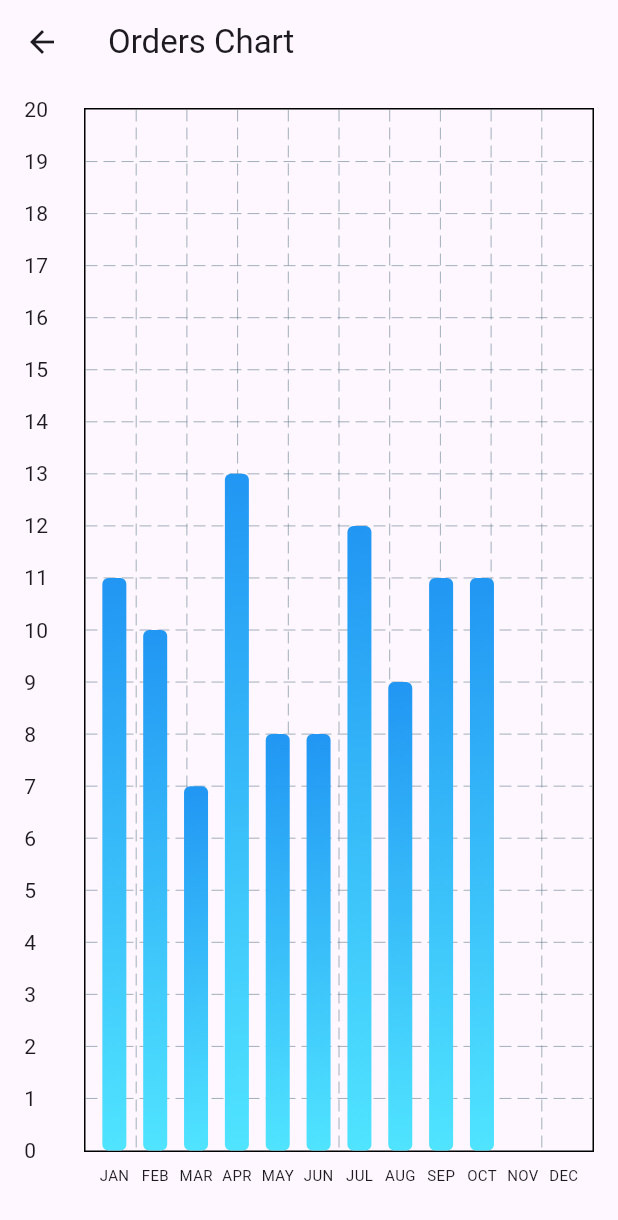
After one commit to mahm-cyber/orders_task, a Flutter app: the screen it shows after launch, after a tap on "Show Chart", on a phone screen of 412 x 824 dp. The commit adds this screen. Shown: the top 1220 px of the screen. Run offline on Flutter 3.47's test engine with Material 3 defaults, Android fonts, the phone set to English and light mode, and no system bars; drawn by our look-alikes of fl_chart; our stand-ins replace bloc, equatable, flutter_bloc; missing offline and left inert: iconify_flutter.

Commit message:
=add chart

```diff
--- /dev/null
+++ b/lib/core/extensions/orders_ex.dart
@@ -0,0 +1,20 @@
+import '../../feature/models/order_model.dart';
+
+extension OrdersEx on List<OrderModel> {
+  Map<String, int> toMonthOrders() {
+    return {
+      'JAN': where((element) => element.registered?.month == 1).length,
+      'FEB': where((element) => element.registered?.month == 2).length,
+      'MAR': where((element) => element.registered?.month == 3).length,
+      'APR': where((element) => element.registered?.month == 4).length,
+      'MAY': where((element) => element.registered?.month == 5).length,
+      'JUN': where((element) => element.registered?.month == 6).length,
+      'JUL': where((element) => element.registered?.month == 7).length,
+      'AUG': where((element) => element.registered?.month == 8).length,
+      'SEP': where((element) => element.registered?.month == 9).length,
+      'OCT': where((element) => element.registered?.month == 10).length,
+      'NOV': where((element) => element.registered?.month == 11).length,
+      'DEC': where((element) => element.registered?.month == 12).length,
+    };
+  }
+}
--- /dev/null
+++ b/lib/core/theme/app_colors.dart
@@ -0,0 +1,27 @@
+import 'package:flutter/material.dart' show Color, Colors;
+
+class AppColors {
+  AppColors._();
+
+  static const Color primary = contentColorCyan;
+  static const Color menuBackground = Color(0xFF090912);
+  static const Color itemsBackground = Color(0xFF1B2339);
+  static const Color pageBackground = Color(0xFF282E45);
+  static const Color mainTextColor1 = Colors.white;
+  static const Color mainTextColor2 = Colors.white70;
+  static const Color mainTextColor3 = Colors.white38;
+  static const Color mainGridLineColor = Colors.white10;
+  static const Color borderColor = Colors.white54;
+  static const Color gridLinesColor = Color(0x11FFFFFF);
+
+  static const Color contentColorBlack = Colors.black;
+  static const Color contentColorWhite = Colors.white;
+  static const Color contentColorBlue = Color(0xFF2196F3);
+  static const Color contentColorYellow = Color(0xFFFFC300);
+  static const Color contentColorOrange = Color(0xFFFF683B);
+  static const Color contentColorGreen = Color(0xFF3BFF49);
+  static const Color contentColorPurple = Color(0xFF6E1BFF);
+  static const Color contentColorPink = Color(0xFFFF3AF2);
+  static const Color contentColorRed = Color(0xFFE80054);
+  static const Color contentColorCyan = Color(0xFF50E4FF);
+}
--- /dev/null
+++ b/lib/feature/managers/chart_cubit/chart_cubit.dart
@@ -0,0 +1,39 @@
+import 'package:bloc/bloc.dart';
+import 'package:equatable/equatable.dart';
+import 'package:orders_task/core/extensions/orders_ex.dart';
+import 'package:orders_task/feature/models/order_model.dart';
+
+import '../../repository/orders_repo.dart';
+
+part 'chart_state.dart';
+
+class ChartCubit extends Cubit<ChartState> {
+  ChartCubit({
+    required OrdersRepo ordersRepo,
+  })  : _ordersRepo = ordersRepo,
+        super(ChartState()) {
+    loadChartData();
+  }
+
+  final OrdersRepo _ordersRepo;
+
+  Future<void> loadChartData() async {
+    emit(state.copyWith(status: const ChartLoading()));
+    await Future.delayed(const Duration(seconds: 1));
+
+    try {
+      final orders = await _ordersRepo.load();
+
+      final numOfOrdersPerMonth = orders.toMonthOrders();
+      emit(
+        state.copyWith(
+          status: ChartLoaded(
+            numOfOrdersPerMonth: numOfOrdersPerMonth,
+          ),
+        ),
+      );
+    } catch (e) {
+      emit(state.copyWith(status: const ChartError()));
+    }
+  }
+}
--- /dev/null
+++ b/lib/feature/managers/chart_cubit/chart_state.dart
@@ -0,0 +1,46 @@
+part of 'chart_cubit.dart';
+
+class ChartState extends Equatable {
+  final ChartStatus status;
+
+  const ChartState({
+    this.status = const ChartInitial(),
+  });
+
+  ChartState copyWith({
+    ChartStatus? status,
+  }) {
+    return ChartState(
+      status: status ?? this.status,
+    );
+  }
+
+  @override
+  List<Object?> get props => [status];
+}
+
+sealed class ChartStatus extends Equatable {
+  const ChartStatus();
+  @override
+  List<Object> get props => [];
+}
+
+final class ChartInitial extends ChartStatus {
+  const ChartInitial();
+}
+
+final class ChartLoading extends ChartStatus {
+  const ChartLoading();
+}
+
+final class ChartLoaded extends ChartStatus {
+  final Map<String, dynamic> numOfOrdersPerMonth;
+  const ChartLoaded({required this.numOfOrdersPerMonth});
+
+  @override
+  List<Object> get props => [numOfOrdersPerMonth];
+}
+
+final class ChartError extends ChartStatus {
+  const ChartError();
+}
--- a/lib/feature/orders_cubit/orders_cubit.dart
+++ b/lib/feature/managers/orders_cubit/orders_cubit.dart
@@ -3,7 +3,7 @@ import 'package:flutter_bloc/flutter_bloc.dart';
 import 'package:orders_task/core/extensions/string_ex.dart';
 import 'package:orders_task/feature/models/order_model.dart';
 
-import '../repository/orders_repo.dart';
+import '../../repository/orders_repo.dart';
 
 part 'orders_state.dart';
 
--- a/lib/feature/models/order_model.dart
+++ b/lib/feature/models/order_model.dart
@@ -2,7 +2,7 @@ import 'dart:convert';
 
 import 'package:json_annotation/json_annotation.dart';
 
-import '../orders_cubit/orders_cubit.dart';
+import '../managers/orders_cubit/orders_cubit.dart';
 
 part 'order_model.g.dart';
 
@@ -25,7 +25,7 @@ class OrderModel {
   @JsonKey(name: "status", fromJson: fromStringStatus)
   final OrderStatus? status;
   @JsonKey(name: "registered")
-  final String? registered;
+  final DateTime? registered;
 
   OrderModel({
     this.id,
--- /dev/null
+++ b/lib/feature/presentation/chart_view.dart
@@ -0,0 +1,111 @@
+import 'dart:convert';
+import 'package:flutter/material.dart';
+import 'package:fl_chart/fl_chart.dart';
+import 'package:flutter_bloc/flutter_bloc.dart';
+import 'package:orders_task/core/theme/app_colors.dart';
+import 'package:orders_task/feature/managers/chart_cubit/chart_cubit.dart';
+
+import '../repository/orders_repo.dart';
+
+class ChartView extends StatelessWidget {
+  const ChartView({super.key});
+
+  @override
+  Widget build(BuildContext context) {
+
+
+    // Prepare chart data
+    final List<BarChartGroupData> barChartData = [];
+    int xIndex = 0;
+    final Map<int, String> xLabels = {};
+
+    return BlocProvider(
+      create: (context) => ChartCubit(ordersRepo: OrdersRepo()),
+      child: Scaffold(
+        appBar: AppBar(title: Text('Orders Chart')),
+        body: Padding(
+          padding: const EdgeInsets.all(16.0),
+          child: BlocBuilder<ChartCubit, ChartState>(
+            builder: (context, state) {
+              final status = state.status;
+              if (status is ChartLoading) {
+                return const Center(child: CircularProgressIndicator());
+              }
+              if (status is ChartLoaded) {
+                final entries = status.numOfOrdersPerMonth.entries;
+                for (var entry in entries) {
+                  barChartData.add(
+                    BarChartGroupData(
+                      x: xIndex,
+                      barRods: [
+                        BarChartRodData(
+                          toY: entry.value.toDouble(),
+                          width: 16,
+                          color: Colors.blue,
+                          borderRadius: BorderRadius.circular(4),
+                          gradient: LinearGradient(
+                            colors: [
+                              AppColors.contentColorBlue,
+                              AppColors.contentColorCyan
+                            ],
+                            begin: Alignment.topLeft,
+                            end: Alignment.bottomRight,
+                          ),
+                          backDrawRodData: BackgroundBarChartRodData(
+                            show: true,
+                            color: Colors.blue.withOpacity(0.2),
+                          ),
+                        ),
+                      ],
+                    ),
+                  );
+                  xLabels[xIndex] = entry.key; // Add month/year as label
+                  xIndex++;
+                }
+                return BarChart(
+                  BarChartData(
+                    maxY: 20,
+                    barGroups: barChartData,
+                    gridData: FlGridData(show: true),
+                    titlesData: FlTitlesData(
+                      leftTitles: AxisTitles(
+                        sideTitles: SideTitles(
+                          showTitles: true,
+                          reservedSize: 40,
+                          getTitlesWidget: (value, meta) =>
+                              Text(value.toInt().toString()),
+                        ),
+                      ),
+                      bottomTitles: AxisTitles(
+                        sideTitles: SideTitles(
+                          showTitles: true,
+                          reservedSize: 40,
+                          getTitlesWidget: (value, meta) {
+                            final label = xLabels[value.toInt()] ?? '';
+                            return Padding(
+                              padding: const EdgeInsets.only(top: 8.0),
+                              child:
+                                  Text(label, style: TextStyle(fontSize: 10)),
+                            );
+                          },
+                        ),
+                      ),
+                      topTitles: AxisTitles(
+                        sideTitles: SideTitles(showTitles: false),
+                      ),
+                      rightTitles: AxisTitles(
+                        sideTitles: SideTitles(showTitles: false),
+                      ),
+                    ),
+                    // borderData: FlBorderData(show: true),
+                  ),
+                );
+              }
+              return SizedBox();
+            },
+          ),
+        ),
+      ),
+    );
+  }
+}
--- a/lib/feature/presentation/matrices_item.dart
+++ b/lib/feature/presentation/components/matrices_item.dart
@@ -1,7 +1,5 @@
 import 'package:flutter/material.dart';
 import 'package:iconify_flutter/iconify_flutter.dart';
-import 'package:iconify_flutter/icons/mdi.dart';
-import 'package:orders_task/feature/orders_cubit/orders_cubit.dart';
 
 class MatricesItem extends StatelessWidget {
   const MatricesItem({
--- a/lib/feature/presentation/home_layout.dart
+++ b/lib/feature/presentation/home_layout.dart
@@ -3,11 +3,12 @@ import 'package:flutter_bloc/flutter_bloc.dart';
 import 'package:iconify_flutter/icons/bxs.dart';
 import 'package:iconify_flutter/icons/mdi.dart';
 import 'package:orders_task/core/extensions/double_ex.dart';
-import 'package:orders_task/feature/orders_cubit/orders_cubit.dart';
-import 'package:orders_task/feature/presentation/matrices_item.dart';
-import 'package:orders_task/core/extensions/string_ex.dart';
 
+import 'package:orders_task/feature/presentation/components/matrices_item.dart';
+
+import '../managers/orders_cubit/orders_cubit.dart';
 import '../repository/orders_repo.dart';
+import 'chart_view.dart';
 
 class HomeLayout extends StatelessWidget {
   const HomeLayout({super.key});
@@ -17,6 +18,18 @@ class HomeLayout extends StatelessWidget {
     return Scaffold(
       appBar: AppBar(
         title: const Text('Orders Dashboard'),
+      ),
+      floatingActionButton: FloatingActionButton.extended(
+        onPressed: () {
+          Navigator.of(context).push(
+            MaterialPageRoute(
+              builder: (context) => const ChartView(),
+            ),
+          );
+        },
+        label: Text(
+          'Show Chart',
+        ),
       ),
       body: SingleChildScrollView(
         child: BlocProvider(
--- a/pubspec.yaml
+++ b/pubspec.yaml
@@ -17,6 +17,7 @@ dependencies:
   json_annotation: ^4.9.0
   iconify_flutter: ^0.0.7
   intl: ^0.20.1
+  fl_chart: ^0.69.2
 
 dev_dependencies:
   flutter_test:
```
Also changed, not shown: lib/feature/managers/orders_cubit/orders_state.dart (renamed from lib/feature/orders_cubit/orders_state.dart), lib/feature/models/order_model.g.dart, pubspec.lock.
